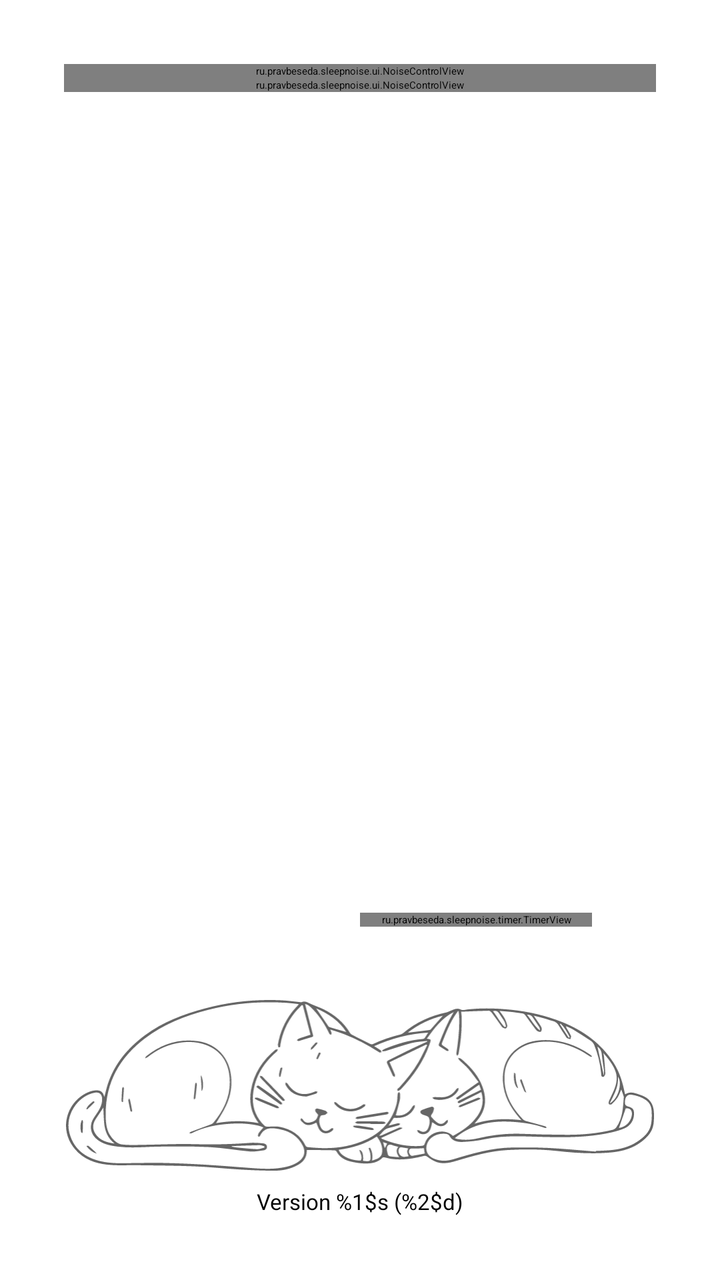
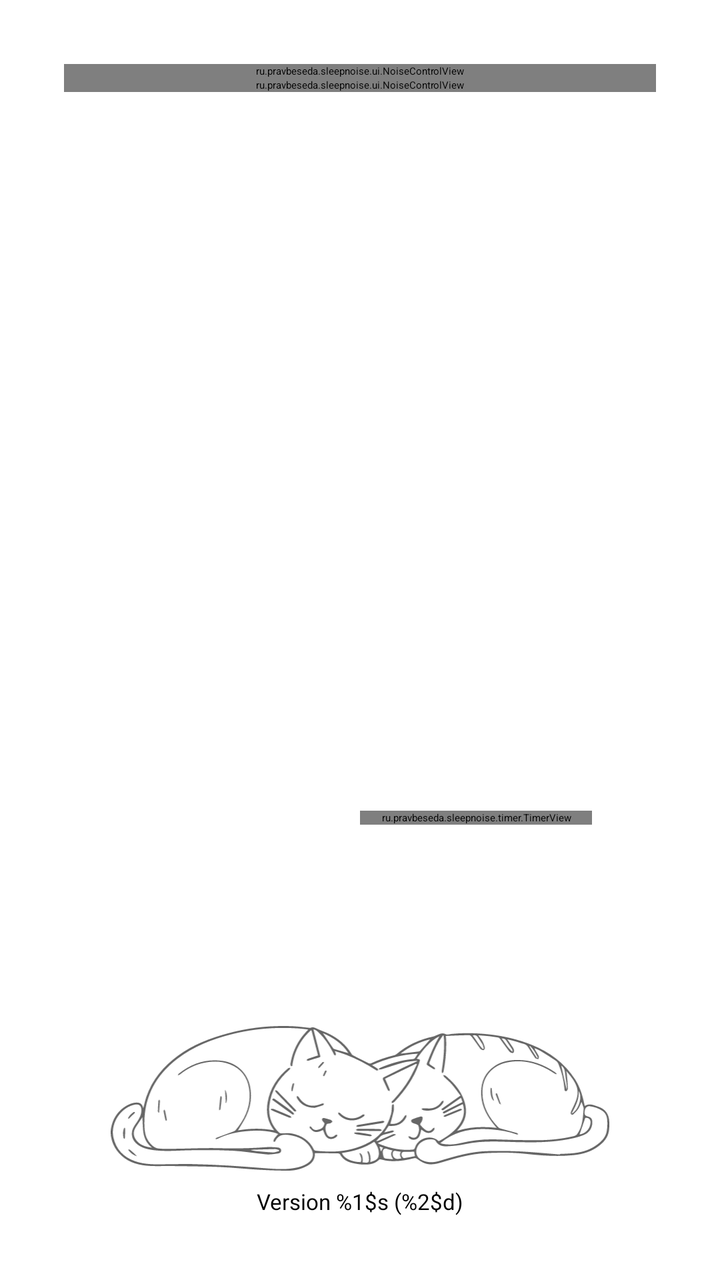

Two renders of the same Android screen: before a commit and after it. Below are the layout's source before the change and the commit's diff.
<!-- AndroidManifest.xml: application theme Theme.SleepNoise.Splash -->
<!-- res/layout/activity_main.xml -->
<?xml version="1.0" encoding="utf-8"?>
<LinearLayout
    xmlns:android="http://schemas.android.com/apk/res/android"
    android:layout_width="match_parent"
    android:layout_height="match_parent"
    android:orientation="vertical"
    android:gravity="center_horizontal"
    android:fitsSystemWindows="true"
    android:padding="32dp">

    
    <ScrollView
        android:id="@+id/noiseScroll"
        android:layout_width="match_parent"
        android:layout_height="0dp"
        android:layout_weight="4">

        <LinearLayout
            android:layout_width="match_parent"
            android:layout_height="wrap_content"
            android:orientation="vertical"
            android:gravity="center_horizontal">

            <ru.pravbeseda.sleepnoise.ui.NoiseControlView
                android:id="@+id/pinkNoiseControl"
                android:layout_width="match_parent"
                android:layout_height="wrap_content"/>

            <ru.pravbeseda.sleepnoise.ui.NoiseControlView
                android:id="@+id/brownNoiseControl"
                android:layout_width="match_parent"
                android:layout_height="wrap_content"/>

            
            <LinearLayout
                android:id="@+id/noiseLabContainer"
                android:layout_width="match_parent"
                android:layout_height="wrap_content"
                android:orientation="vertical"
                android:gravity="center_horizontal"
                android:visibility="gone"/>
        </LinearLayout>
    </ScrollView>

    <LinearLayout
        android:id="@+id/playTimerContainer"
        android:layout_width="match_parent"
        android:layout_height="wrap_content"
        android:layout_marginTop="48dp"
        android:baselineAligned="false"
        android:orientation="horizontal"
        android:gravity="center">

        <LinearLayout
            android:layout_width="0dp"
            android:layout_height="wrap_content"
            android:layout_weight="1"
            android:gravity="center"
            android:orientation="vertical">

            <Button
                android:id="@+id/playButton"
                android:layout_width="80dp"
                android:layout_height="80dp"
                android:background="@drawable/play_button_background"
                android:contentDescription="@string/play_button"
                android:text=""
                android:gravity="center"
                android:padding="16dp"
                android:drawableTop="@drawable/ic_play"
                android:drawableTint="@android:color/white"
                android:layout_gravity="center"/>
        </LinearLayout>

        
        <LinearLayout
            android:layout_width="0dp"
            android:layout_height="wrap_content"
            android:layout_weight="1"
            android:gravity="center"
            android:orientation="vertical"
            android:paddingStart="0dp"
            android:paddingEnd="@dimen/content_horizontal_inset">

            <ru.pravbeseda.sleepnoise.timer.TimerView
                android:id="@+id/timerView"
                android:layout_width="match_parent"
                android:layout_height="wrap_content"/>
        </LinearLayout>
    </LinearLayout>

    
    <ImageView
        android:id="@+id/cats"
        android:layout_width="match_parent"
        android:layout_height="0dp"
        android:layout_weight="1"
        android:scaleType="fitCenter"
        android:src="@drawable/cats"/>

    <TextView
        android:id="@+id/version_text"
        android:layout_width="wrap_content"
        android:layout_height="wrap_content"
        android:text="@string/version"
        android:textSize="11sp"
        android:layout_gravity="center"
        android:paddingTop="8dp"/>

</LinearLayout>
<!-- resources referenced by this layout -->
<resources>
  <dimen name="content_horizontal_inset">32dp</dimen>
  <!-- drawable cats: vector/xml drawable (drawable, 22311 chars, omitted) -->
  <!-- drawable ic_play (drawable) -->
  <vector xmlns:android="http://schemas.android.com/apk/res/android"
      android:width="48dp"
      android:height="48dp"
      android:viewportWidth="24"
      android:viewportHeight="24"
      android:tint="?attr/colorOnPrimary">
      <path
          android:fillColor="@android:color/white"
          android:pathData="M8,5v14l11,-7z"/>
  </vector>
  <!-- drawable play_button_background (drawable) -->
  <?xml version="1.0" encoding="utf-8"?>
  <ripple xmlns:android="http://schemas.android.com/apk/res/android"
      android:color="?attr/colorControlHighlight">
      <item>
          <shape android:shape="oval">
              <solid android:color="?attr/colorAccent"/>
          </shape>
      </item>
  </ripple>
  <string name="play_button">Play</string>
  <string name="version">Version %1$s (%2$d)</string>
  <style name="Theme.SleepNoise.Splash" parent="@style/Theme.SplashScreen">
          <item name="windowSplashScreenAnimatedIcon">@mipmap/ic_launcher</item>
          <item name="windowSplashScreenBackground">@color/splash_background</item>
          <item name="postSplashScreenTheme">@style/Theme.SleepNoise.System</item>
      </style>
  <color name="splash_background">#430985</color>
  <style name="Theme.SleepNoise.System" parent="Theme.AppCompat.DayNight.DarkActionBar">
          <item name="colorAccent">@color/colorAccent</item>
          <item name="colorControlNormal">@color/colorControlNormal</item>
          <item name="colorOnPrimary">@color/colorOnPrimary</item>
      </style>
  <color name="colorAccent">#7E57C2</color>
  <color name="colorControlNormal">#222222</color>
  <color name="colorOnPrimary">#000000</color>
</resources>

<!-- the commit's change to res/layout/activity_main.xml (unified diff, before → after) -->
@@ -47,6 +47,7 @@
         android:layout_width="match_parent"
         android:layout_height="wrap_content"
         android:layout_marginTop="48dp"
+        android:layout_marginBottom="64dp"
         android:baselineAligned="false"
         android:orientation="horizontal"
         android:gravity="center">
